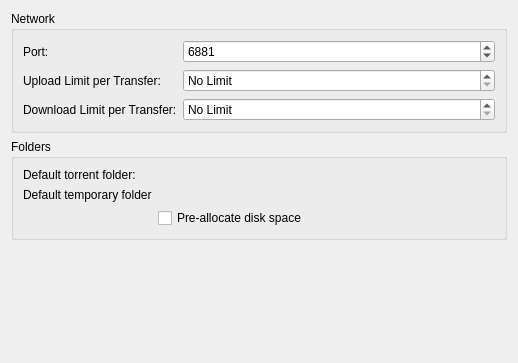
Before: the Qt Designer form transfer-plugins/bittorrent/btsettingswidget.ui in KDE/kget, drawn with Qt 5.
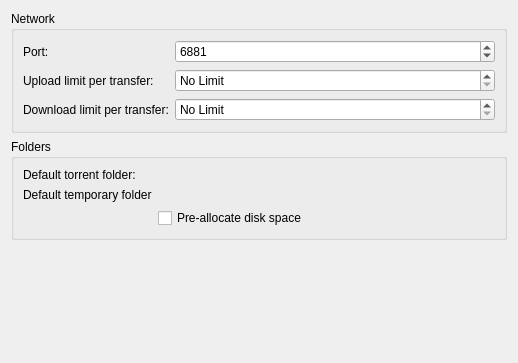
After: the same form once the commit is applied. Custom widgets are drawn as their Qt base class.

```diff
--- a/transfer-plugins/bittorrent/btsettingswidget.ui
+++ b/transfer-plugins/bittorrent/btsettingswidget.ui
@@ -45,7 +45,7 @@
       <item row="1" column="0" >
        <widget class="QLabel" name="uploadLimitLabel" >
         <property name="text" >
-         <string>Upload Limit per Transfer:</string>
+         <string>Upload limit per transfer:</string>
         </property>
        </widget>
       </item>
@@ -65,7 +65,7 @@
       <item row="2" column="0" >
        <widget class="QLabel" name="downloadLabel" >
         <property name="text" >
-         <string>Download Limit per Transfer:</string>
+         <string>Download limit per transfer:</string>
         </property>
        </widget>
       </item>
```
